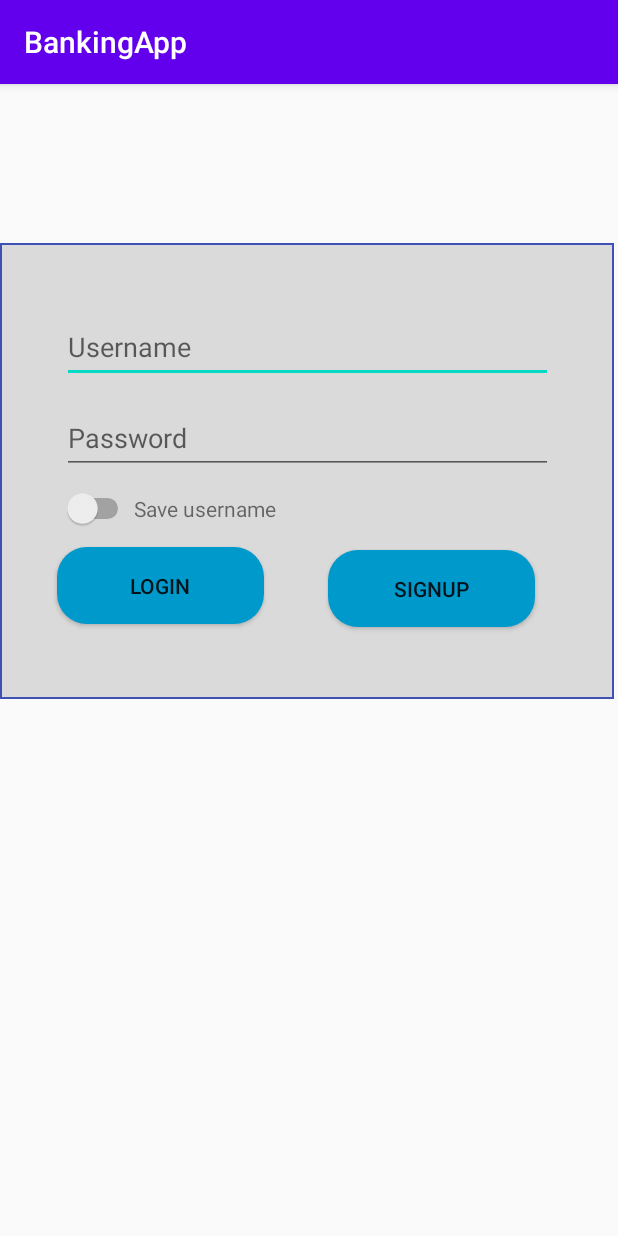
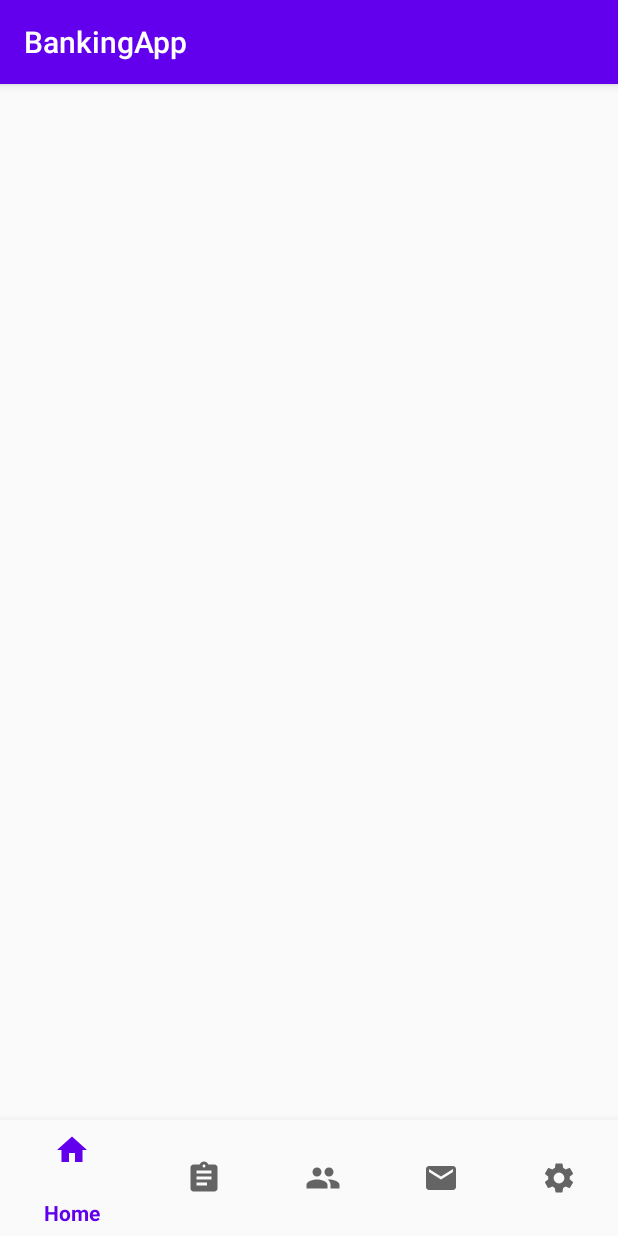
Before and after one commit to michaelKnight24-8/Projects, an Android app: the screen it shows after launch (MainActivity before the commit, MainScreen after it), on a phone screen of 412 x 824 dp. Run offline under Robolectric (Android 15) with nearby library versions, the phone set to English and light mode, and no system bars.

Commit message:
Main Screen initial
Initial work on the bottom nav on the main screen

```diff
--- a/SchoolSystem/app/build.gradle
+++ b/SchoolSystem/app/build.gradle
@@ -27,9 +27,11 @@ dependencies {
     implementation fileTree(dir: 'libs', include: ['*.jar'])
 
     implementation 'androidx.appcompat:appcompat:1.1.0'
+    implementation 'com.android.support:design:29.0.3'
     implementation 'androidx.constraintlayout:constraintlayout:1.1.3'
     implementation 'androidx.lifecycle:lifecycle-extensions:2.2.0'
     testImplementation 'junit:junit:4.12'
     androidTestImplementation 'androidx.test.ext:junit:1.1.1'
     androidTestImplementation 'androidx.test.espresso:espresso-core:3.2.0'
+    implementation 'com.google.android.material:material:1.1.0'
 }
--- a/SchoolSystem/app/src/main/java/com/example/schoolmanagementsystem/MainActivity.java
+++ b/SchoolSystem/app/src/main/java/com/example/schoolmanagementsystem/MainActivity.java
@@ -7,13 +7,16 @@ import android.content.SharedPreferences;
 import android.os.Bundle;
 import android.view.View;
 import android.widget.EditText;
+import android.widget.Switch;
 import android.widget.Toast;
 
 public class MainActivity extends AppCompatActivity {
 
-    EditText userName;
-    EditText password;
+    private EditText userName;
+    private EditText password;
     private final String DEFAULT = "N/A";
+    private SharedPreferences sP;
+    private Switch switchSave;
 
     @Override
     protected void onCreate(Bundle savedInstanceState) {
@@ -21,10 +24,32 @@ public class MainActivity extends AppCompatActivity {
         setContentView(R.layout.activity_main);
         userName = findViewById(R.id.userName);
         password = findViewById(R.id.password);
+        switchSave = findViewById(R.id.switchSave);
+
+        //first check to see if the user wants to stay logged in
+        sP = getSharedPreferences("Login-info", 0);
+        if (!sP.getBoolean("saveUsername", false)) {
+            Intent intent = new Intent(MainActivity.this, com.example.schoolmanagementsystem.MainScreen.class);
+            startActivity(intent);
+        }
+
+        //set up the listener for thew switch
+        switchSave.setOnClickListener(new View.OnClickListener() {
+            @Override
+            public void onClick(View v) {
+                SharedPreferences.Editor editor = sP.edit();
+
+                if (switchSave.isChecked()) editor.putBoolean("saveUserName", true);
+                else editor.putBoolean("saveUserName", true);
+
+                editor.apply();
+            }
+        });
+
     }
 
     public void login(View v) {
-        SharedPreferences sP = getSharedPreferences("Login-Info", 0);
+        sP = getSharedPreferences("Login-Info", 0);
         String username = userName.getText().toString();
 
         //first make sure that all fields are entered in properly
@@ -52,7 +77,7 @@ public class MainActivity extends AppCompatActivity {
     }
 
     public void signUp(View v) {
-        SharedPreferences sP = getSharedPreferences("Login-Info", 0);
+        sP = getSharedPreferences("Login-Info", 0);
         //first make sure that all the fields are filled out
         if (userName.getText().toString().isEmpty() ||
                 password.getText().toString().isEmpty())
@@ -63,7 +88,7 @@ public class MainActivity extends AppCompatActivity {
             editor.putString("username", userName.getText().toString());
             editor.putString(userName.getText().toString(), password.getText().toString());
             Toast.makeText(getApplicationContext(), "You have been signed up!", Toast.LENGTH_LONG).show();
-            editor.commit();
+            editor.apply();
             userName.getText().clear();
             password.getText().clear();
         }
--- /dev/null
+++ b/SchoolSystem/app/src/main/res/drawable/ic_assignments.xml
@@ -0,0 +1,5 @@
+<vector android:height="24dp" android:tint="#1B2084"
+    android:viewportHeight="24.0" android:viewportWidth="24.0"
+    android:width="24dp" xmlns:android="http://schemas.android.com/apk/res/android">
+    <path android:fillColor="#FF000000" android:pathData="M19,3h-4.18C14.4,1.84 13.3,1 12,1c-1.3,0 -2.4,0.84 -2.82,2L5,3c-1.1,0 -2,0.9 -2,2v14c0,1.1 0.9,2 2,2h14c1.1,0 2,-0.9 2,-2L21,5c0,-1.1 -0.9,-2 -2,-2zM12,3c0.55,0 1,0.45 1,1s-0.45,1 -1,1 -1,-0.45 -1,-1 0.45,-1 1,-1zM14,17L7,17v-2h7v2zM17,13L7,13v-2h10v2zM17,9L7,9L7,7h10v2z"/>
+</vector>
--- /dev/null
+++ b/SchoolSystem/app/src/main/res/drawable/ic_email.xml
@@ -0,0 +1,5 @@
+<vector android:height="24dp" android:tint="#1B2084"
+    android:viewportHeight="24.0" android:viewportWidth="24.0"
+    android:width="24dp" xmlns:android="http://schemas.android.com/apk/res/android">
+    <path android:fillColor="#FF000000" android:pathData="M20,4L4,4c-1.1,0 -1.99,0.9 -1.99,2L2,18c0,1.1 0.9,2 2,2h16c1.1,0 2,-0.9 2,-2L22,6c0,-1.1 -0.9,-2 -2,-2zM20,8l-8,5 -8,-5L4,6l8,5 8,-5v2z"/>
+</vector>
--- /dev/null
+++ b/SchoolSystem/app/src/main/res/drawable/ic_home.xml
@@ -0,0 +1,5 @@
+<vector android:height="24dp" android:tint="#1B2084"
+    android:viewportHeight="24.0" android:viewportWidth="24.0"
+    android:width="24dp" xmlns:android="http://schemas.android.com/apk/res/android">
+    <path android:fillColor="#FF000000" android:pathData="M10,20v-6h4v6h5v-8h3L12,3 2,12h3v8z"/>
+</vector>
--- /dev/null
+++ b/SchoolSystem/app/src/main/res/drawable/ic_settings.xml
@@ -0,0 +1,5 @@
+<vector android:height="24dp" android:tint="#1B2084"
+    android:viewportHeight="24" android:viewportWidth="24"
+    android:width="24dp" xmlns:android="http://schemas.android.com/apk/res/android">
+    <path android:fillColor="#FF000000" android:pathData="M19.1,12.9a2.8,2.8 0,0 0,0.1 -0.9,2.8 2.8,0 0,0 -0.1,-0.9l2.1,-1.6a0.7,0.7 0,0 0,0.1 -0.6L19.4,5.5a0.7,0.7 0,0 0,-0.6 -0.2l-2.4,1a6.5,6.5 0,0 0,-1.6 -0.9l-0.4,-2.6a0.5,0.5 0,0 0,-0.5 -0.4H10.1a0.5,0.5 0,0 0,-0.5 0.4L9.3,5.4a5.6,5.6 0,0 0,-1.7 0.9l-2.4,-1a0.4,0.4 0,0 0,-0.5 0.2l-2,3.4c-0.1,0.2 0,0.4 0.2,0.6l2,1.6a2.8,2.8 0,0 0,-0.1 0.9,2.8 2.8,0 0,0 0.1,0.9L2.8,14.5a0.7,0.7 0,0 0,-0.1 0.6l1.9,3.4a0.7,0.7 0,0 0,0.6 0.2l2.4,-1a6.5,6.5 0,0 0,1.6 0.9l0.4,2.6a0.5,0.5 0,0 0,0.5 0.4h3.8a0.5,0.5 0,0 0,0.5 -0.4l0.3,-2.6a5.6,5.6 0,0 0,1.7 -0.9l2.4,1a0.4,0.4 0,0 0,0.5 -0.2l2,-3.4c0.1,-0.2 0,-0.4 -0.2,-0.6ZM12,15.6A3.6,3.6 0,1 1,15.6 12,3.6 3.6,0 0,1 12,15.6Z"/>
+</vector>
--- /dev/null
+++ b/SchoolSystem/app/src/main/res/drawable/ic_students.xml
@@ -0,0 +1,5 @@
+<vector android:height="24dp" android:tint="#1B2084"
+    android:viewportHeight="24.0" android:viewportWidth="24.0"
+    android:width="24dp" xmlns:android="http://schemas.android.com/apk/res/android">
+    <path android:fillColor="#FF000000" android:pathData="M16,11c1.66,0 2.99,-1.34 2.99,-3S17.66,5 16,5c-1.66,0 -3,1.34 -3,3s1.34,3 3,3zM8,11c1.66,0 2.99,-1.34 2.99,-3S9.66,5 8,5C6.34,5 5,6.34 5,8s1.34,3 3,3zM8,13c-2.33,0 -7,1.17 -7,3.5L1,19h14v-2.5c0,-2.33 -4.67,-3.5 -7,-3.5zM16,13c-0.29,0 -0.62,0.02 -0.97,0.05 1.16,0.84 1.97,1.97 1.97,3.45L17,19h6v-2.5c0,-2.33 -4.67,-3.5 -7,-3.5z"/>
+</vector>
--- a/SchoolSystem/app/src/main/res/layout/activity_main.xml
+++ b/SchoolSystem/app/src/main/res/layout/activity_main.xml
@@ -73,7 +73,7 @@
             app:layout_constraintVertical_bias="0.57" />
 
         <Switch
-            android:id="@+id/switch1"
+            android:id="@+id/switchSave"
             android:layout_width="51dp"
             android:layout_height="42dp"
             android:layout_marginStart="28dp"
@@ -92,7 +92,7 @@
             app:layout_constraintBottom_toTopOf="@+id/login"
             app:layout_constraintEnd_toEndOf="parent"
             app:layout_constraintHorizontal_bias="0.0"
-            app:layout_constraintStart_toEndOf="@+id/switch1"
+            app:layout_constraintStart_toEndOf="@+id/switchSave"
             app:layout_constraintTop_toBottomOf="@+id/password"
             app:layout_constraintVertical_bias="0.07999998" />
 
--- a/SchoolSystem/app/src/main/res/layout/activity_main_screen.xml
+++ b/SchoolSystem/app/src/main/res/layout/activity_main_screen.xml
@@ -1,5 +1,5 @@
 <?xml version="1.0" encoding="utf-8"?>
-<androidx.constraintlayout.widget.ConstraintLayout xmlns:android="http://schemas.android.com/apk/res/android"
+<RelativeLayout xmlns:android="http://schemas.android.com/apk/res/android"
     xmlns:app="http://schemas.android.com/apk/res-auto"
     xmlns:tools="http://schemas.android.com/tools"
     android:layout_width="match_parent"
@@ -7,18 +7,27 @@
     tools:context=".MainScreen">
 
     <ScrollView
-        android:layout_width="395dp"
-        android:layout_height="715dp"
-        app:layout_constraintBottom_toBottomOf="parent"
+        android:id="@+id/scrollView"
+        android:layout_width="match_parent"
+        android:layout_height="655dp"
+        android:layout_above="@id/bottom_navigation"
+        app:layout_constraintBottom_toTopOf="@+id/bottom_navigation"
         app:layout_constraintEnd_toEndOf="parent"
+        app:layout_constraintHorizontal_bias="1.0"
         app:layout_constraintStart_toStartOf="parent"
         app:layout_constraintTop_toTopOf="parent">
 
         <androidx.constraintlayout.widget.ConstraintLayout
             android:layout_width="match_parent"
             android:layout_height="wrap_content"
-            android:orientation="vertical" >
+            android:orientation="vertical"></androidx.constraintlayout.widget.ConstraintLayout>
+    </ScrollView>
 
-        </androidx.constraintlayout.widget.ConstraintLayout>
-    </ScrollView>
-</androidx.constraintlayout.widget.ConstraintLayout>
+    <com.google.android.material.bottomnavigation.BottomNavigationView
+        android:id="@+id/bottom_navigation"
+        android:layout_width="418dp"
+        android:layout_height="77dp"
+        android:background="?android:attr/windowBackground"
+        android:layout_alignParentBottom="true"
+        app:menu="@menu/bottom_navigation" />
+</RelativeLayout>
--- /dev/null
+++ b/SchoolSystem/app/src/main/res/layout/fragment_assignments.xml
@@ -0,0 +1,6 @@
+<?xml version="1.0" encoding="utf-8"?>
+<androidx.constraintlayout.widget.ConstraintLayout
+    xmlns:android="http://schemas.android.com/apk/res/android" android:layout_width="match_parent"
+    android:layout_height="match_parent">
+
+</androidx.constraintlayout.widget.ConstraintLayout>
--- /dev/null
+++ b/SchoolSystem/app/src/main/res/layout/fragment_email.xml
@@ -0,0 +1,6 @@
+<?xml version="1.0" encoding="utf-8"?>
+<androidx.constraintlayout.widget.ConstraintLayout
+    xmlns:android="http://schemas.android.com/apk/res/android" android:layout_width="match_parent"
+    android:layout_height="match_parent">
+
+</androidx.constraintlayout.widget.ConstraintLayout>
--- /dev/null
+++ b/SchoolSystem/app/src/main/res/layout/fragment_home.xml
@@ -0,0 +1,6 @@
+<?xml version="1.0" encoding="utf-8"?>
+<androidx.constraintlayout.widget.ConstraintLayout
+    xmlns:android="http://schemas.android.com/apk/res/android" android:layout_width="match_parent"
+    android:layout_height="match_parent">
+
+</androidx.constraintlayout.widget.ConstraintLayout>
--- /dev/null
+++ b/SchoolSystem/app/src/main/res/layout/fragment_settings.xml
@@ -0,0 +1,6 @@
+<?xml version="1.0" encoding="utf-8"?>
+<androidx.constraintlayout.widget.ConstraintLayout
+    xmlns:android="http://schemas.android.com/apk/res/android" android:layout_width="match_parent"
+    android:layout_height="match_parent">
+
+</androidx.constraintlayout.widget.ConstraintLayout>
--- /dev/null
+++ b/SchoolSystem/app/src/main/res/layout/fragment_students.xml
@@ -0,0 +1,6 @@
+<?xml version="1.0" encoding="utf-8"?>
+<androidx.constraintlayout.widget.ConstraintLayout
+    xmlns:android="http://schemas.android.com/apk/res/android" android:layout_width="match_parent"
+    android:layout_height="match_parent">
+
+</androidx.constraintlayout.widget.ConstraintLayout>
--- /dev/null
+++ b/SchoolSystem/app/src/main/res/menu/bottom_navigation.xml
@@ -0,0 +1,23 @@
+<?xml version="1.0" encoding="utf-8"?>
+<menu xmlns:android="http://schemas.android.com/apk/res/android">
+    <item
+        android:id="@+id/nav_home"
+        android:icon="@drawable/ic_home"
+        android:title="Home"/>
+    <item
+        android:id="@+id/nav_assignments"
+        android:icon="@drawable/ic_assignments"
+        android:title="Assignments"/>
+    <item
+        android:id="@+id/nav_students"
+        android:icon="@drawable/ic_students"
+        android:title="Students"/>
+    <item
+        android:id="@+id/nav_email"
+        android:icon="@drawable/ic_email"
+        android:title="Email"/>
+    <item
+        android:id="@+id/nav_settings"
+        android:icon="@drawable/ic_settings"
+        android:title="Settings"/>
+</menu>
--- a/SchoolSystem/build.gradle
+++ b/SchoolSystem/build.gradle
@@ -9,7 +9,6 @@ buildscript {
     }
     dependencies {
         classpath 'com.android.tools.build:gradle:3.6.1'
-
 
         // NOTE: Do not place your application dependencies here; they belong
         // in the individual module build.gradle files
```
